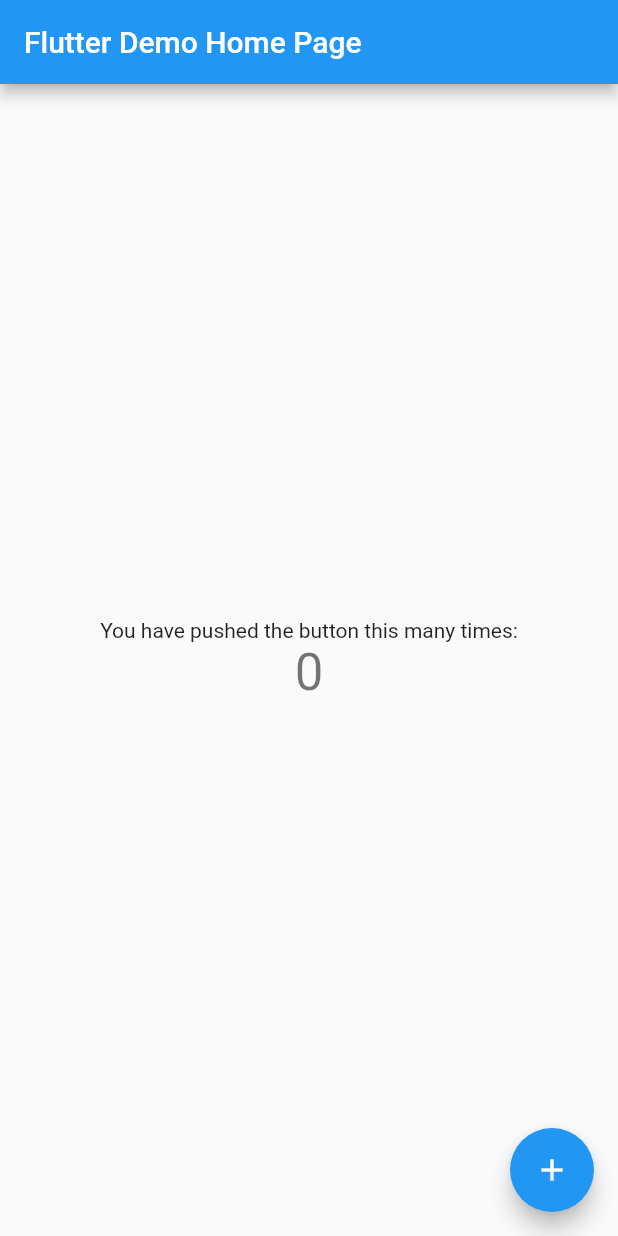
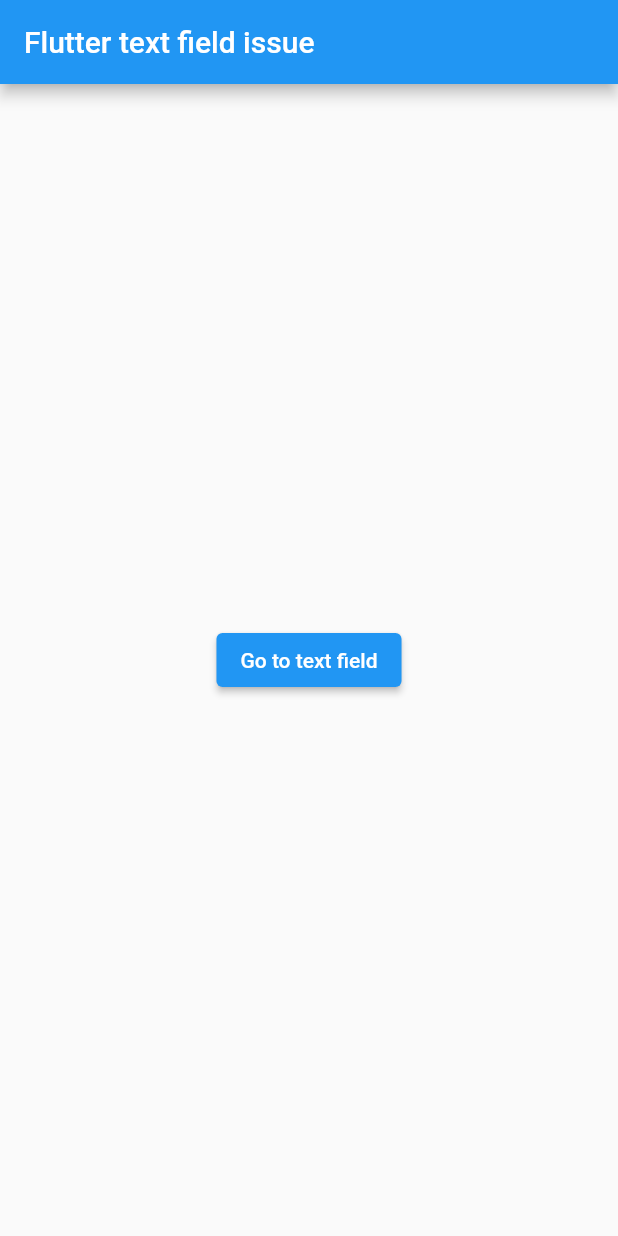
Before and after one commit to fearlessambassador/flutter_text_field_issue, a Flutter app: the screen it shows after launch, on a phone screen of 412 x 824 dp. Run offline on Flutter 3.47's test engine with Material 2 defaults, Android fonts, the phone set to English and light mode, and no system bars.

Commit message:
Build issue

```diff
--- /dev/null
+++ b/lib/Home.dart
@@ -0,0 +1,28 @@
+import 'package:flutter/material.dart';
+import 'package:flutter_text_field_issue/TextFieldPage.dart';
+
+class Home extends StatelessWidget {
+  const Home({Key? key}) : super(key: key);
+
+  @override
+  Widget build(BuildContext context) {
+    return Scaffold(
+      appBar: AppBar(
+        title: const Text("Flutter text field issue"),
+      ),
+      body: Center(
+        child: ElevatedButton(
+          onPressed: () {
+            Navigator.of(context, rootNavigator: true)
+                .pushReplacement(
+                  MaterialPageRoute<void>(
+                    builder: (BuildContext context) => const TextFieldPage(),
+                  ),
+            );
+          },
+          child: const Text("Go to text field"),
+        ),
+      ),
+    );
+  }
+}
--- a/lib/main.dart
+++ b/lib/main.dart
@@ -1,4 +1,5 @@
 import 'package:flutter/material.dart';
+import 'package:flutter_text_field_issue/Home.dart';
 
 void main() {
   runApp(const MyApp());
@@ -13,103 +14,9 @@
     return MaterialApp(
       title: 'Flutter Demo',
       theme: ThemeData(
-        // This is the theme of your application.
-        //
-        // Try running your application with "flutter run". You'll see the
-        // application has a blue toolbar. Then, without quitting the app, try
-        // changing the primarySwatch below to Colors.green and then invoke
-        // "hot reload" (press "r" in the console where you ran "flutter run",
-        // or simply save your changes to "hot reload" in a Flutter IDE).
-        // Notice that the counter didn't reset back to zero; the application
-        // is not restarted.
         primarySwatch: Colors.blue,
       ),
-      home: const MyHomePage(title: 'Flutter Demo Home Page'),
+      home: const Home(),
     );
   }
 }
-
-class MyHomePage extends StatefulWidget {
-  const MyHomePage({Key? key, required this.title}) : super(key: key);
-
-  // This widget is the home page of your application. It is stateful, meaning
-  // that it has a State object (defined below) that contains fields that affect
-  // how it looks.
-
-  // This class is the configuration for the state. It holds the values (in this
-  // case the title) provided by the parent (in this case the App widget) and
-  // used by the build method of the State. Fields in a Widget subclass are
-  // always marked "final".
-
-  final String title;
-
-  @override
-  State<MyHomePage> createState() => _MyHomePageState();
-}
-
-class _MyHomePageState extends State<MyHomePage> {
-  int _counter = 0;
-
-  void _incrementCounter() {
-    setState(() {
-      // This call to setState tells the Flutter framework that something has
-      // changed in this State, which causes it to rerun the build method below
-      // so that the display can reflect the updated values. If we changed
-      // _counter without calling setState(), then the build method would not be
-      // called again, and so nothing would appear to happen.
-      _counter++;
-    });
-  }
-
-  @override
-  Widget build(BuildContext context) {
-    // This method is rerun every time setState is called, for instance as done
-    // by the _incrementCounter method above.
-    //
-    // The Flutter framework has been optimized to make rerunning build methods
-    // fast, so that you can just rebuild anything that needs updating rather
-    // than having to individually change instances of widgets.
-    return Scaffold(
-      appBar: AppBar(
-        // Here we take the value from the MyHomePage object that was created by
-        // the App.build method, and use it to set our appbar title.
-        title: Text(widget.title),
-      ),
-      body: Center(
-        // Center is a layout widget. It takes a single child and positions it
-        // in the middle of the parent.
-        child: Column(
-          // Column is also a layout widget. It takes a list of children and
-          // arranges them vertically. By default, it sizes itself to fit its
-          // children horizontally, and tries to be as tall as its parent.
-          //
-          // Invoke "debug painting" (press "p" in the console, choose the
-          // "Toggle Debug Paint" action from the Flutter Inspector in Android
-          // Studio, or the "Toggle Debug Paint" command in Visual Studio Code)
-          // to see the wireframe for each widget.
-          //
-          // Column has various properties to control how it sizes itself and
-          // how it positions its children. Here we use mainAxisAlignment to
-          // center the children vertically; the main axis here is the vertical
-          // axis because Columns are vertical (the cross axis would be
-          // horizontal).
-          mainAxisAlignment: MainAxisAlignment.center,
-          children: <Widget>[
-            const Text(
-              'You have pushed the button this many times:',
-            ),
-            Text(
-              '$_counter',
-              style: Theme.of(context).textTheme.headline4,
-            ),
-          ],
-        ),
-      ),
-      floatingActionButton: FloatingActionButton(
-        onPressed: _incrementCounter,
-        tooltip: 'Increment',
-        child: const Icon(Icons.add),
-      ), // This trailing comma makes auto-formatting nicer for build methods.
-    );
-  }
-}
```
Also changed, not shown: lib/TextFieldPage.dart (added, +39 -0 lines), firebase.json (added), 2 other files.
